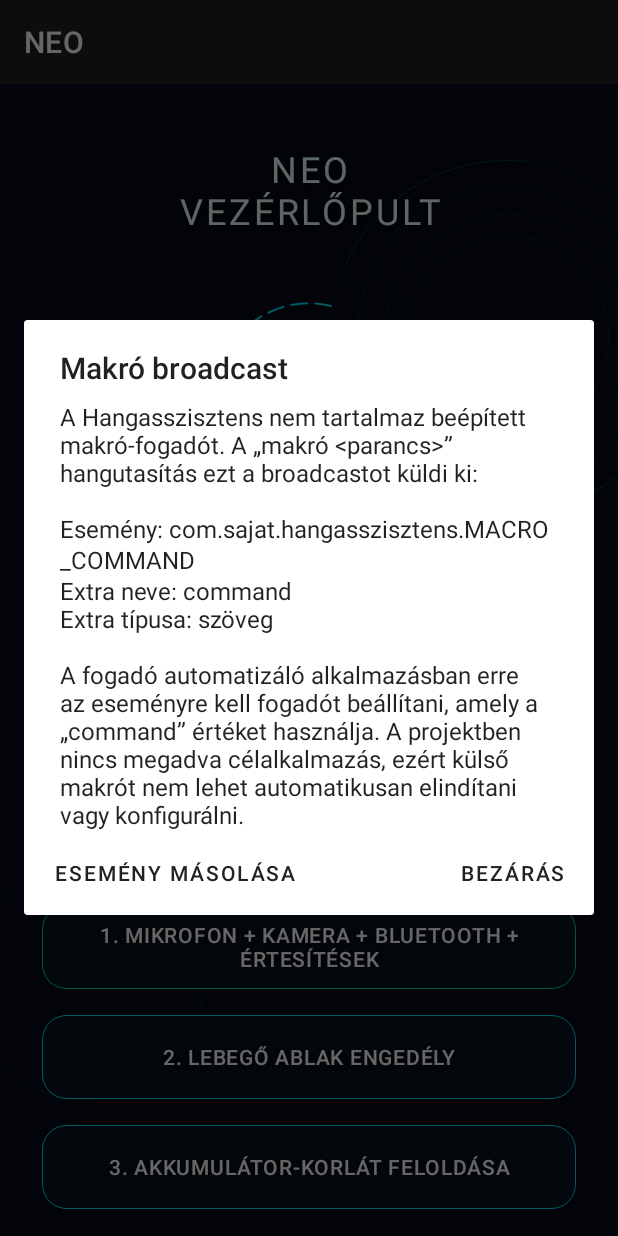
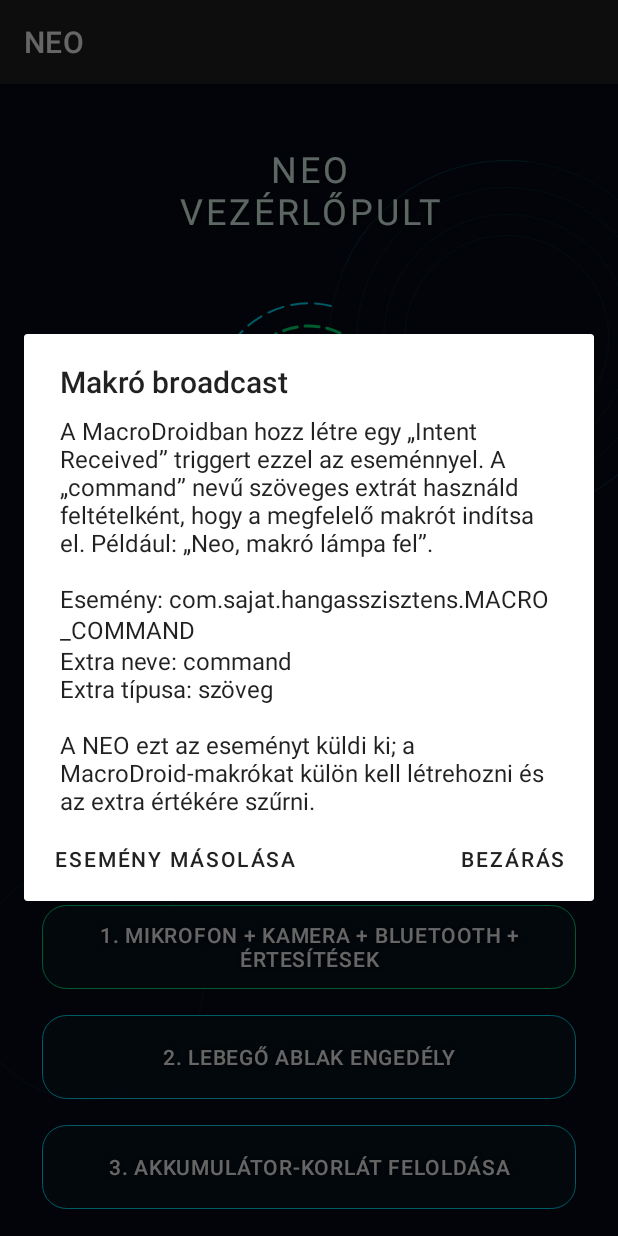
Before and after one commit to bajnok84/Hangasszisztens-, an Android app: the screen it shows after launch (MainActivity), after a tap on "MAKRÓ BROADCAST BEÁLLÍTÁSA", on a phone screen of 412 x 824 dp. Run offline under Robolectric (Android 15) with nearby library versions, the phone set to English and light mode, and no system bars.

Commit message:
Prepare NEO 1.4.3 release
Co-authored-by: Copilot <223556219+Copilot@users.noreply.github.com>

```diff
--- a/app/build.gradle
+++ b/app/build.gradle
@@ -12,8 +12,8 @@ android {
         applicationId "com.sajat.hangasszisztens"
         minSdk 26
         targetSdk 34
-        versionCode 5
-        versionName "1.4.2"
+        versionCode 6
+        versionName "1.4.3"
     }
     buildTypes { release { minifyEnabled false } }
     compileOptions { sourceCompatibility JavaVersion.VERSION_17; targetCompatibility JavaVersion.VERSION_17 }
--- a/app/src/main/java/com/sajat/hangasszisztens/MainActivity.kt
+++ b/app/src/main/java/com/sajat/hangasszisztens/MainActivity.kt
@@ -407,15 +407,14 @@ class MainActivity : AppCompatActivity() {
         AlertDialog.Builder(this)
             .setTitle("Makró broadcast")
             .setMessage(
-                "A Hangasszisztens nem tartalmaz beépített makró-fogadót. " +
-                    "A „makró <parancs>” hangutasítás ezt a broadcastot küldi ki:\n\n" +
+                "A MacroDroidban hozz létre egy „Intent Received” triggert ezzel az eseménnyel. " +
+                    "A „command” nevű szöveges extrát használd feltételként, hogy a megfelelő " +
+                    "makrót indítsa el. Például: „Neo, makró lámpa fel”.\n\n" +
                     "Esemény: $action\n" +
                     "Extra neve: command\n" +
                     "Extra típusa: szöveg\n\n" +
-                    "A fogadó automatizáló alkalmazásban erre az eseményre kell " +
-                    "fogadót beállítani, amely a „command” értéket használja. " +
-                    "A projektben nincs megadva célalkalmazás, ezért külső makrót " +
-                    "nem lehet automatikusan elindítani vagy konfigurálni."
+                    "A NEO ezt az eseményt küldi ki; a MacroDroid-makrókat külön kell " +
+                    "létrehozni és az extra értékére szűrni."
             )
             .setNeutralButton("ESEMÉNY MÁSOLÁSA") { _, _ ->
                 val clipboard = getSystemService(Context.CLIPBOARD_SERVICE) as ClipboardManager
```
Also changed, not shown: 2 other files.
